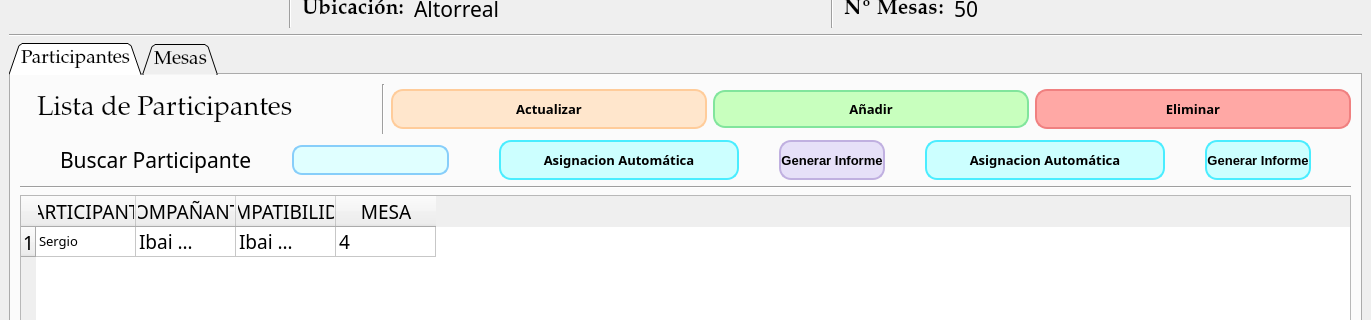
Before: the Qt Designer form src/ui/GestionDeEventos.ui in IvanJesusCorbalanPascual/Gestor-de-Eventos, drawn with Qt 5; both pictures show x 0 to 1371 and y 296 to 616 of the 1371 by 849 pixel window.
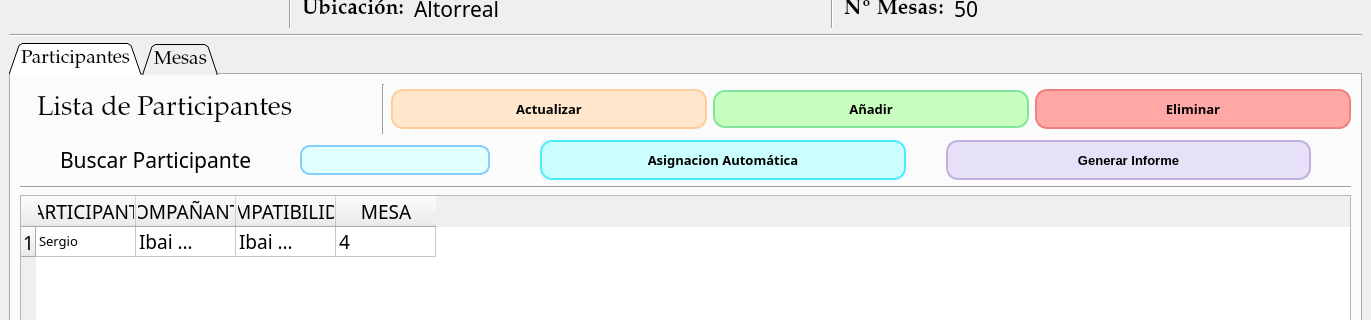
After: the same form once the commit is applied. The open tabs and pages were chosen to show the change. Icons and pictures are not drawn.

What changed in the file:
```diff
--- a/src/ui/GestionDeEventos.ui
+++ b/src/ui/GestionDeEventos.ui
@@ -770,79 +770,6 @@
                 </property>
                </widget>
               </item>
-              <item>
-               <widget class="QPushButton" name="btnAsignacionAutomatica">
-                <property name="minimumSize">
-                 <size>
-                  <width>240</width>
-                  <height>40</height>
-                 </size>
-                </property>
-                <property name="font">
-                 <font>
-                  <family>Alef</family>
-                  <pointsize>10</pointsize>
-                  <weight>75</weight>
-                  <italic>false</italic>
-                  <bold>true</bold>
-                 </font>
-                </property>
-                <property name="cursor">
-                 <cursorShape>PointingHandCursor</cursorShape>
-                </property>
-                <property name="styleSheet">
-                 <string notr="true">QWidget {
-    background-color: rgb(204, 255, 255); /* Un azul cian o turquesa muy pálido */
-	font-weight: bold;
-border-radius: 12px; /* Bordes Redondeados para todos los botones */
-	border: 2px solid #4AEDFF; /* Borde sutil */
-font-weight: bold;
-}
-QPushButton#btnAsignacionAutomatica:hover {
-    background-color: #4AEDFF;
-}</string>
-                </property>
-                <property name="text">
-                 <string>Asignacion Automática</string>
-                </property>
-               </widget>
-              </item>
-              <item>
-               <widget class="QPushButton" name="btnGenerarInforme">
-                <property name="minimumSize">
-                 <size>
-                  <width>0</width>
-                  <height>40</height>
-                 </size>
-                </property>
-                <property name="font">
-                 <font>
-                  <family>Arial</family>
-                  <pointsize>10</pointsize>
-                  <weight>75</weight>
-                  <bold>true</bold>
-                 </font>
-                </property>
-                <property name="cursor">
-                 <cursorShape>PointingHandCursor</cursorShape>
-                </property>
-                <property name="styleSheet">
-                 <string notr="true">QWidget {
-    background-color: rgb(204, 255, 255); /* Un azul cian o turquesa muy pálido */
-	font-weight: bold;
-border-radius: 12px; /* Bordes Redondeados para todos los botones */
-	border: 2px solid #4AEDFF; /* Borde sutil */
-font-weight: bold;
-}
-QPushButton#btnGenerarInforme:hover {
-    background-color: #4AEDFF;
-}</string>
-                </property>
-                <property name="text">
-                 <string>Generar Informe</string>
-                </property>
-               </widget>
-              </item>
              </layout>
             </item>
             <item>
```
Left out of the diff: 24 changed lines with no effect on the pictures.
